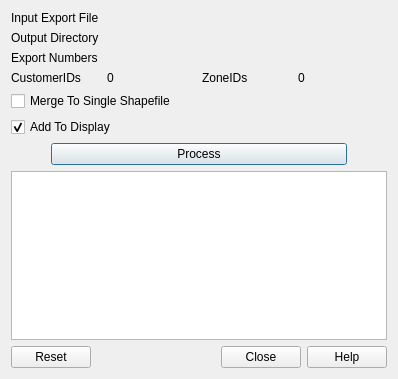
This is mbr_shapefile_generator_dialog_base.ui in dcahoon3/mbr_shapefile_generator as Qt 5 draws it before an edit. The edited form follows.
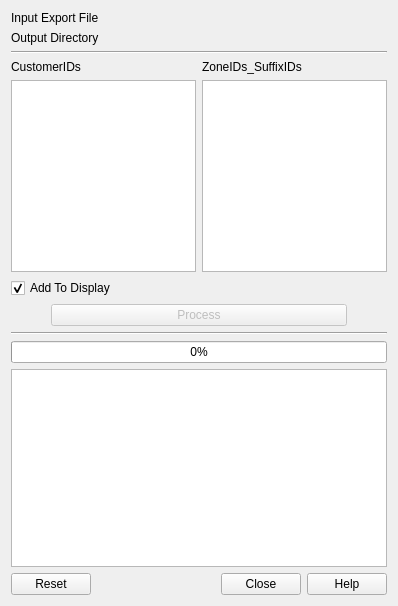
This is the edited form. Custom widgets are drawn as their Qt base class.

Commit message: Built file reader mechanism

What changed in the file:
```diff
--- a/mbr_shapefile_generator_dialog_base.ui
+++ b/mbr_shapefile_generator_dialog_base.ui
@@ -7,13 +7,119 @@
     <x>0</x>
     <y>0</y>
     <width>398</width>
-    <height>379</height>
+    <height>606</height>
    </rect>
   </property>
   <property name="windowTitle">
    <string>MBR Shapefile Generator</string>
   </property>
   <layout class="QGridLayout" name="gridLayout_3">
+   <item row="5" column="0">
+    <widget class="Line" name="line_2">
+     <property name="orientation">
+      <enum>Qt::Horizontal</enum>
+     </property>
+    </widget>
+   </item>
+   <item row="3" column="0">
+    <layout class="QVBoxLayout" name="verticalLayout">
+     <item>
+      <widget class="QCheckBox" name="display_check_box">
+       <property name="text">
+        <string>Add To Display</string>
+       </property>
+       <property name="checked">
+        <bool>true</bool>
+       </property>
+       <property name="tristate">
+        <bool>false</bool>
+       </property>
+      </widget>
+     </item>
+    </layout>
+   </item>
+   <item row="4" column="0">
+    <layout class="QHBoxLayout" name="horizontalLayout" stretch="0,1,0">
+     <item>
+      <spacer name="horizontalSpacer">
+       <property name="orientation">
+        <enum>Qt::Horizontal</enum>
+       </property>
+       <property name="sizeHint" stdset="0">
+        <size>
+         <width>40</width>
+         <height>20</height>
+        </size>
+       </property>
+      </spacer>
+     </item>
+     <item>
+      <widget class="QPushButton" name="process_button">
+       <property name="enabled">
+        <bool>false</bool>
+       </property>
+       <property name="text">
+        <string>Process</string>
+       </property>
+      </widget>
+     </item>
+     <item>
+      <spacer name="horizontalSpacer_2">
+       <property name="orientation">
+        <enum>Qt::Horizontal</enum>
+       </property>
+       <property name="sizeHint" stdset="0">
+        <size>
+         <width>40</width>
+         <height>20</height>
+        </size>
+       </property>
+      </spacer>
+     </item>
+    </layout>
+   </item>
+   <item row="2" column="0">
+    <layout class="QGridLayout" name="gridLayout_2">
+     <item row="1" column="1">
+      <widget class="QLabel" name="label_3">
+       <property name="text">
+        <string>CustomerIDs</string>
+       </property>
+      </widget>
+     </item>
+     <item row="1" column="3">
+      <widget class="QLabel" name="label_4">
+       <property name="text">
+        <string>ZoneIDs_SuffixIDs</string>
+       </property>
+      </widget>
+     </item>
+     <item row="2" column="3">
+      <widget class="QTableWidget" name="zoneid_table_widget"/>
+     </item>
+     <item row="2" column="1">
+      <widget class="QTableWidget" name="customerid_table_widget">
+       <property name="rowCount">
+        <number>0</number>
+       </property>
+      </widget>
+     </item>
+    </layout>
+   </item>
+   <item row="1" column="0">
+    <widget class="Line" name="line">
+     <property name="orientation">
+      <enum>Qt::Horizontal</enum>
+     </property>
+    </widget>
+   </item>
+   <item row="7" column="0">
+    <widget class="QListWidget" name="log_list_widget">
+     <property name="editTriggers">
+      <set>QAbstractItemView::NoEditTriggers</set>
+     </property>
+    </widget>
+   </item>
    <item row="0" column="0">
     <layout class="QGridLayout" name="gridLayout">
      <item row="0" column="0">
@@ -45,110 +151,7 @@
      </item>
     </layout>
    </item>
-   <item row="1" column="0">
-    <layout class="QGridLayout" name="gridLayout_2">
-     <item row="0" column="0">
-      <widget class="QLabel" name="export_number_label">
-       <property name="text">
-        <string>Export Numbers</string>
-       </property>
-      </widget>
-     </item>
-     <item row="1" column="0">
-      <widget class="QLabel" name="customerid_label">
-       <property name="text">
-        <string>CustomerIDs</string>
-       </property>
-      </widget>
-     </item>
-     <item row="1" column="1">
-      <widget class="QLabel" name="customerid_count_label">
-       <property name="text">
-        <string>0</string>
-       </property>
-      </widget>
-     </item>
-     <item row="1" column="2">
-      <widget class="QLabel" name="zoneid_label">
-       <property name="text">
-        <string>ZoneIDs</string>
-       </property>
-      </widget>
-     </item>
-     <item row="1" column="3">
-      <widget class="QLabel" name="zoneid_count_label">
-       <property name="text">
-        <string>0</string>
-       </property>
-      </widget>
-     </item>
-    </layout>
-   </item>
-   <item row="2" column="0">
-    <layout class="QVBoxLayout" name="verticalLayout">
-     <item>
-      <widget class="QCheckBox" name="merge_check_box">
-       <property name="text">
-        <string>Merge To Single Shapefile</string>
-       </property>
-      </widget>
-     </item>
-     <item>
-      <widget class="QCheckBox" name="display_check_box">
-       <property name="text">
-        <string>Add To Display</string>
-       </property>
-       <property name="checked">
-        <bool>true</bool>
-       </property>
-       <property name="tristate">
-        <bool>false</bool>
-       </property>
-      </widget>
-     </item>
-    </layout>
-   </item>
-   <item row="3" column="0">
-    <layout class="QHBoxLayout" name="horizontalLayout" stretch="0,1,0">
-     <item>
-      <spacer name="horizontalSpacer">
-       <property name="orientation">
-        <enum>Qt::Horizontal</enum>
-       </property>
-       <property name="sizeHint" stdset="0">
-        <size>
-         <width>40</width>
-         <height>20</height>
-        </size>
-       </property>
-      </spacer>
-     </item>
-     <item>
-      <widget class="QPushButton" name="process_button">
-       <property name="text">
-        <string>Process</string>
-       </property>
-      </widget>
-     </item>
-     <item>
-      <spacer name="horizontalSpacer_2">
-       <property name="orientation">
-        <enum>Qt::Horizontal</enum>
-       </property>
-       <property name="sizeHint" stdset="0">
-        <size>
-         <width>40</width>
-         <height>20</height>
-        </size>
-       </property>
-      </spacer>
-     </item>
-    </layout>
-   </item>
-   <item row="4" column="0">
-    <widget class="QListWidget" name="log_list_widget"/>
-   </item>
-   <item row="5" column="0">
+   <item row="8" column="0">
     <widget class="QDialogButtonBox" name="button_box">
      <property name="orientation">
       <enum>Qt::Horizontal</enum>
@@ -158,6 +161,19 @@
      </property>
     </widget>
    </item>
+   <item row="6" column="0">
+    <widget class="QProgressBar" name="progress_bar">
+     <property name="value">
+      <number>0</number>
+     </property>
+     <property name="textVisible">
+      <bool>true</bool>
+     </property>
+     <property name="orientation">
+      <enum>Qt::Horizontal</enum>
+     </property>
+    </widget>
+   </item>
   </layout>
  </widget>
  <customwidgets>
```
Left out of the diff: 6 changed lines with no effect on the pictures. The commit also changes 2 other files.
